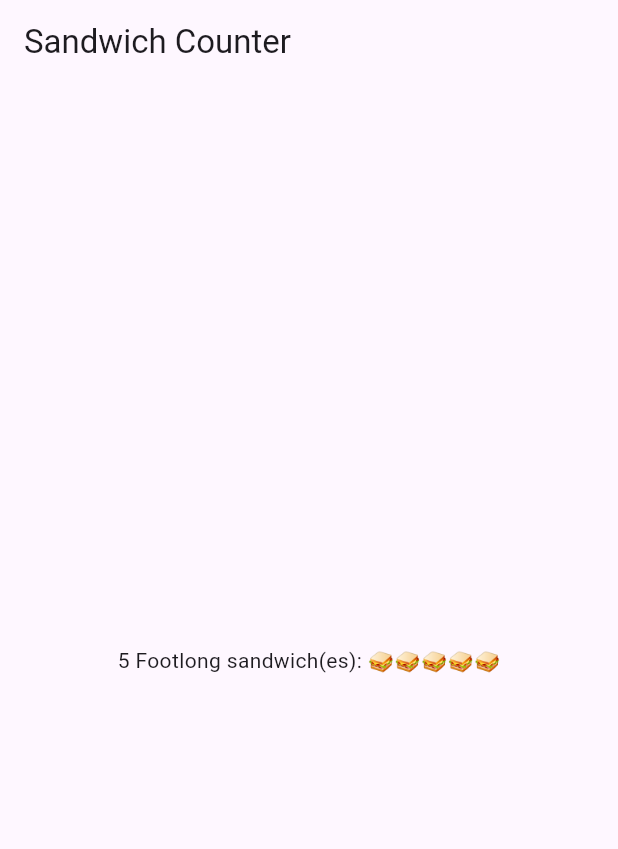
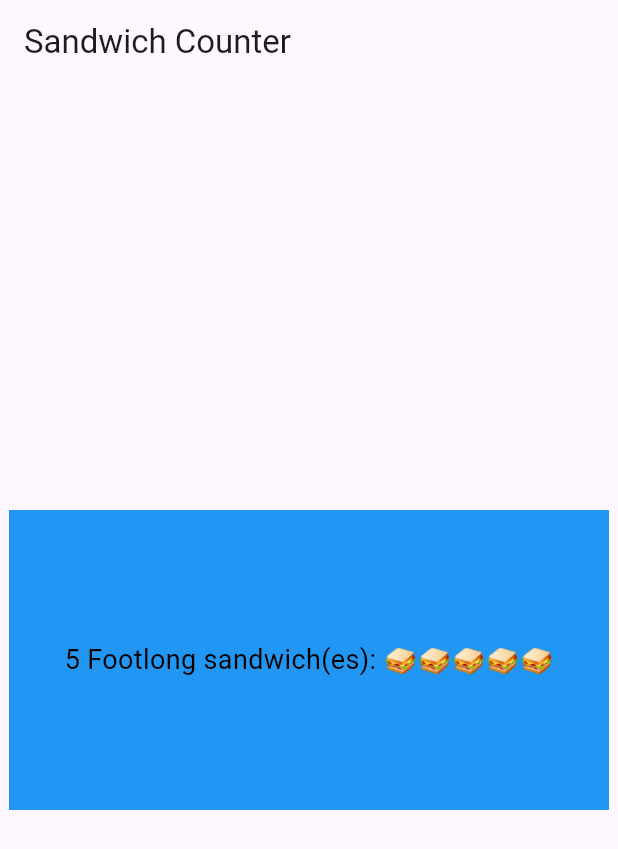
Before and after one commit to sd7n/seansandwich_shop, a Flutter app: the screen it shows after launch, on a phone screen of 412 x 824 dp. Shown: the top 849 px of the screen. Run offline on Flutter 3.47's test engine with Material 3 defaults, Android fonts, the light colour scheme and no system bars.

Commit message:
Enhance OrderItemDisplay with Container widget

```diff
--- a/lib/main.dart
+++ b/lib/main.dart
@@ -30,7 +30,18 @@ class OrderItemDisplay extends StatelessWidget {
 
   @override
   Widget build(BuildContext context) {
-    return Text('$quantity $itemType sandwich(es): ${'🥪' * quantity}');
+    return Container (
+      width: 400,
+      height: 200,
+      color: Colors.blue,
+      alignment: Alignment.center,
+      child: Text(
+        '$quantity $itemType sandwich(es): ${List.filled(quantity, '🥪').join()}',
+        style: const TextStyle(color: Colors.black, fontSize: 18),
+        maxLines: 1,
+        overflow: TextOverflow.ellipsis,
+      ),
+    );
   }
 }
 
```
